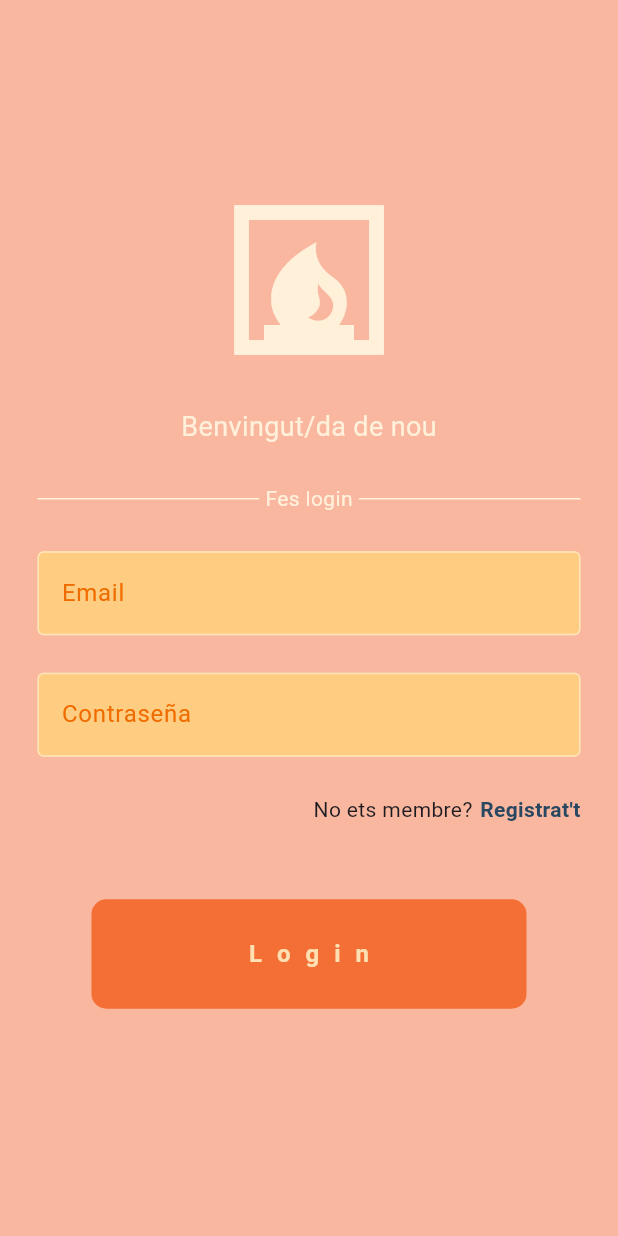
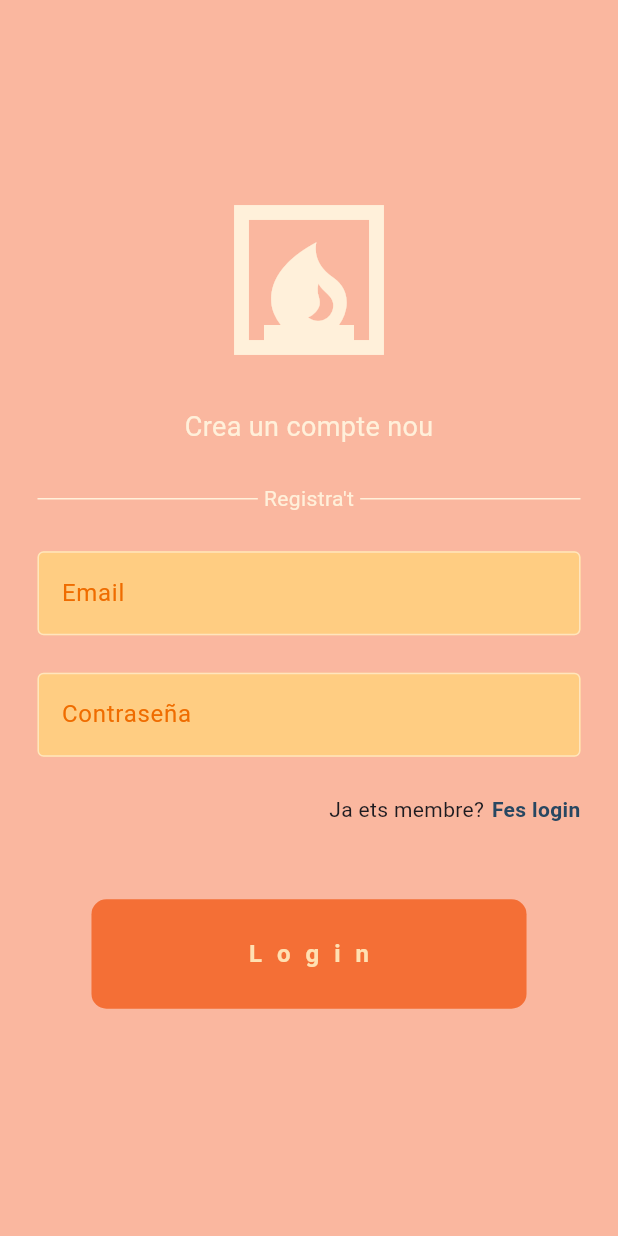
Before and after one commit to codingwithanas/flutter_firebase_2324, a Flutter app: the screen it shows after launch, on a phone screen of 412 x 824 dp. Run offline on Flutter 3.47's test engine with Material 3 defaults, Android fonts, the phone set to English and light mode, and no system bars; our stand-ins replace firebase_core; accounts and stored records are empty.

Commit message:
UI Registre

```diff
--- a/lib/main.dart
+++ b/lib/main.dart
@@ -1,11 +1,15 @@
 import 'package:flutter/material.dart';
+import 'package:flutter_firebase_2324/firebase_options.dart';
 import 'package:flutter_firebase_2324/pagines/pagina_login.dart';
 import 'package:firebase_core/firebase_core.dart';
+import 'package:flutter_firebase_2324/pagines/pagina_registre.dart';
 
 void main() async {
   WidgetsFlutterBinding.ensureInitialized();
 
-  await Firebase.initializeApp();
+  await Firebase.initializeApp(
+    options: DefaultFirebaseOptions.currentPlatform,
+  );
   runApp(const MainApp());
 }
 
@@ -16,7 +20,7 @@ class MainApp extends StatelessWidget {
   Widget build(BuildContext context) {
     return const MaterialApp(
       debugShowCheckedModeBanner: false,
-      home: PaginaLogin(),
+      home: PaginaRegistre(),
     );
   }
 }
--- /dev/null
+++ b/lib/pagines/pagina_registre.dart
@@ -0,0 +1,153 @@
+import 'package:flutter/material.dart';
+import 'package:flutter_firebase_2324/components/boto_auth.dart';
+import 'package:flutter_firebase_2324/components/textfield_auth.dart';
+
+class PaginaRegistre extends StatefulWidget {
+  const PaginaRegistre({super.key});
+
+  @override
+  State<PaginaRegistre> createState() => _PaginaRegistreState();
+}
+
+class _PaginaRegistreState extends State<PaginaRegistre> {
+  final TextEditingController controllerEmail = TextEditingController();
+  final TextEditingController controllerPassword = TextEditingController();
+    final TextEditingController controllerConfirmarPassword = TextEditingController();
+
+  void ferRegistre() {
+
+  }
+
+  @override
+  Widget build(BuildContext context) {
+    return Scaffold(
+      backgroundColor: const Color.fromARGB(255, 250, 183, 159),
+      body: Center(
+        child: SingleChildScrollView(
+          child: SafeArea(
+            child: Column(
+              mainAxisAlignment: MainAxisAlignment.center,
+              children: [
+                // Logo.
+                const Icon(
+                  Icons.fireplace,
+                  size: 120,
+                  color: Color.fromARGB(255, 255, 240, 218),
+                ),
+
+                const SizedBox(
+                  height: 25,
+                ),
+
+                // Frase.
+                const Text(
+                  "Crea un compte nou",
+                  style: TextStyle(
+                    color: Color.fromARGB(255, 255, 240, 218),
+                    fontSize: 18,
+                  ),
+                ),
+
+                const SizedBox(
+                  height: 25,
+                ),
+
+                // Text Divisori.
+                const Padding(
+                  padding: EdgeInsets.symmetric(
+                    horizontal: 25,
+                  ),
+                  child: Row(
+                    children: [
+                      Expanded(
+                        child: Divider(
+                          thickness: 1,
+                          color: Color.fromARGB(255, 255, 240, 218),
+                        ),
+                      ),
+                      Padding(
+                        padding: EdgeInsets.symmetric(
+                          horizontal: 4,
+                        ),
+                        child: Text(
+                          "Registra't",
+                          style: TextStyle(
+                            color: Color.fromARGB(255, 255, 240, 218),
+                          ),
+                        ),
+                      ),
+                      Expanded(
+                        child: Divider(
+                          thickness: 1,
+                          color: Color.fromARGB(255, 255, 240, 218),
+                        ),
+                      ),
+                    ],
+                  ),
+                ),
+
+                const SizedBox(
+                  height: 25,
+                ),
+
+                // TextField Email.
+                TextFieldAuth(
+                  controller: controllerEmail,
+                  obscureText: false,
+                  hintText: "Email",
+                ),
+
+                const SizedBox(
+                  height: 25,
+                ),
+
+                // TextField Password.
+                TextFieldAuth(
+                  controller: controllerPassword,
+                  obscureText: false,
+                  hintText: "Contraseña",
+                ),
+
+                const SizedBox(
+                  height: 25,
+                ),
+
+                // No estás registrat/da?
+                Padding(
+                  padding: const EdgeInsets.symmetric(horizontal: 25),
+                  child: Row(
+                    mainAxisAlignment: MainAxisAlignment.end,
+                    children: [
+                      const Text("Ja ets membre?"),
+                      const SizedBox(
+                        width: 5,
+                      ),
+                      GestureDetector(
+                        onTap: () {},
+                        child: const Text(
+                          "Fes login",
+                          style: TextStyle(
+                            fontWeight: FontWeight.bold,
+                            color: Color.fromARGB(255, 40, 71, 97),
+                          ),
+                        ),
+                      ),
+                    ],
+                  ),
+                ),
+                const SizedBox(
+                  height: 25,
+                ),
+                // Botó Login.
+                BotoAuth(
+                  text: "Registra't",
+                  onTap: ferRegistre,
+                ),
+              ],
+            ),
+          ),
+        ),
+      ),
+    );
+  }
+}
```
